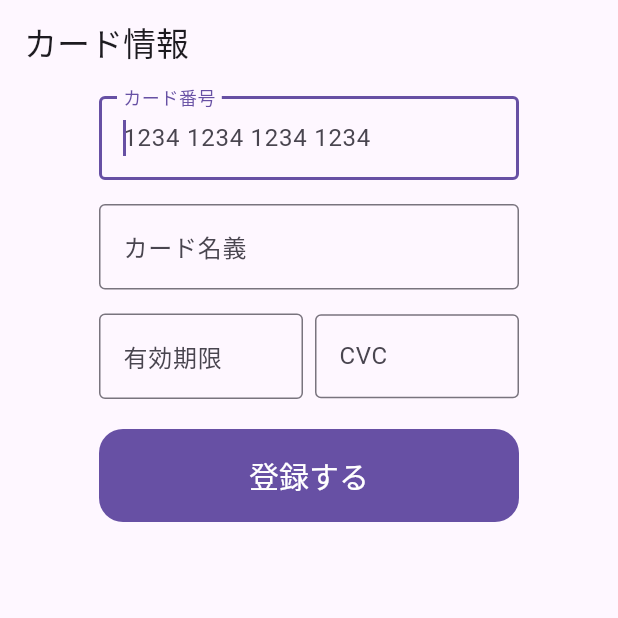
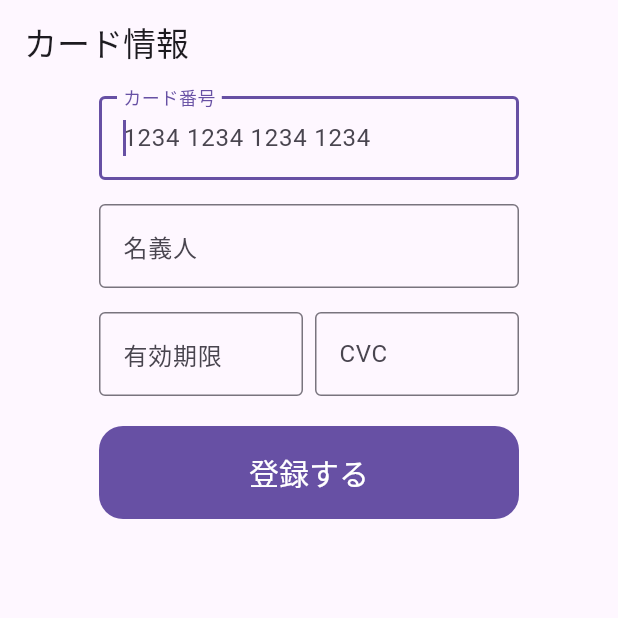
Before and after one commit to YO-RO/form_app, a Flutter app: the screen it shows after launch, on a phone screen of 412 x 824 dp, the top half of it. Run offline on Flutter 3.47's test engine with Material 2 defaults, Android fonts, the phone set to English and light mode, and no system bars; our stand-ins replace flutter_hooks, hooks_riverpod.

Commit message:
adjust UI

```diff
--- a/lib/card_form/card_form_view.dart
+++ b/lib/card_form/card_form_view.dart
@@ -62,8 +62,8 @@ class CardFormView extends HookConsumerWidget {
               textCapitalization: TextCapitalization.words,
               autocorrect: false,
               decoration: const InputDecoration(
-                labelText: 'カード名義',
-                hintText: 'マスター ビサ',
+                labelText: '名義人',
+                hintText: 'Taro Yamada',
                 border: OutlineInputBorder(),
               ),
               // TODO: create validator
@@ -88,7 +88,7 @@ class CardFormView extends HookConsumerWidget {
                     // validator: validateDate,
                     decoration: const InputDecoration(
                       labelText: '有効期限',
-                      hintText: '月 / 年',
+                      hintText: 'MM / YY',
                       border: OutlineInputBorder(),
                     ),
                   ),
```
